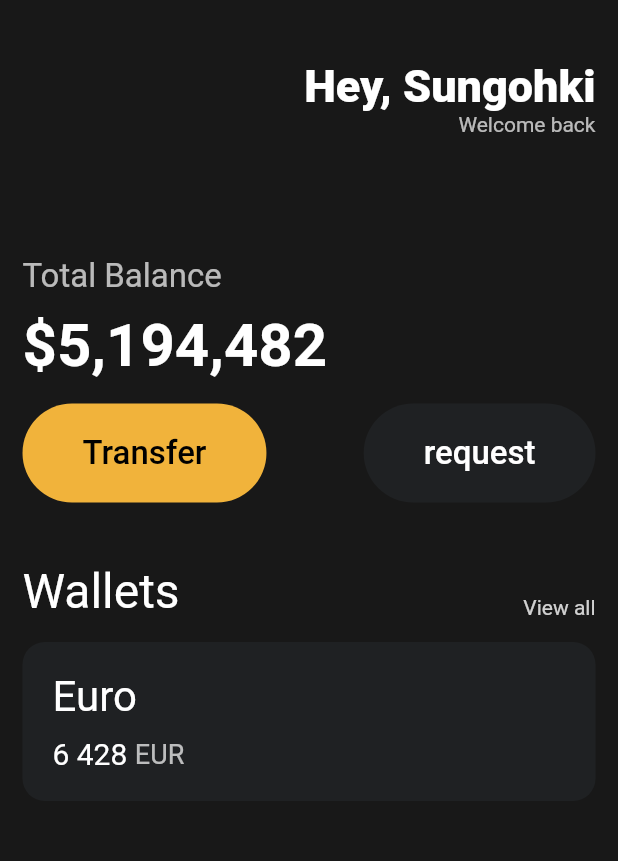
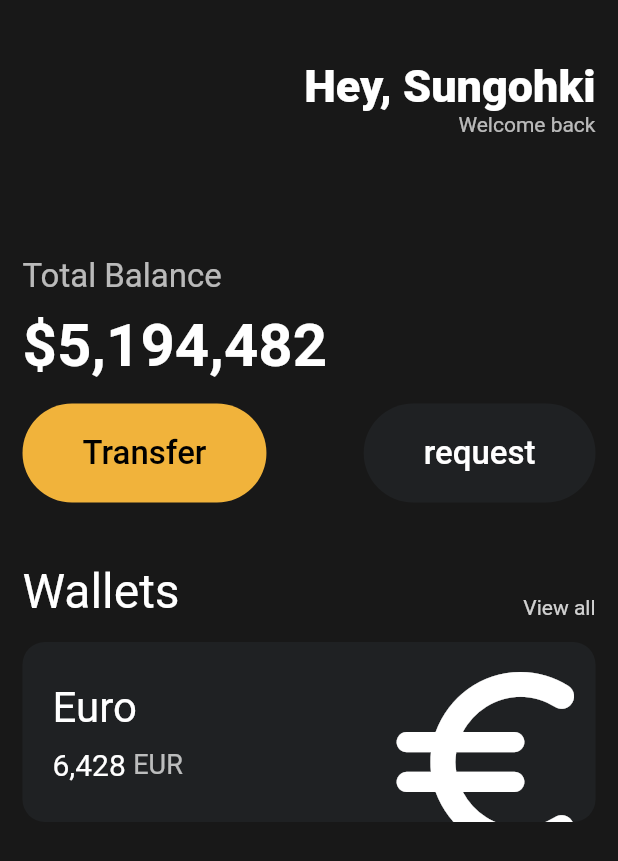
Before and after one commit to sungohki/webtoonViewer, a Flutter app: the screen it shows after launch, on a phone screen of 412 x 824 dp. Shown: the top 861 px of the screen. Run offline on Flutter 3.47's test engine with Material 2 defaults, Android fonts, the phone set to English and light mode, and no system bars.

Commit message:
modified : add Euro icon

```diff
--- a/src/lib/main.dart
+++ b/src/lib/main.dart
@@ -112,6 +112,8 @@ class App extends StatelessWidget {
               height: 15,
             ),
             Container(
+              // first card
+              clipBehavior: Clip.hardEdge,
               decoration: BoxDecoration(
                 color: const Color(0xFF1F2123),
                 borderRadius: BorderRadius.circular(15),
@@ -119,6 +121,7 @@ class App extends StatelessWidget {
               child: Padding(
                 padding: const EdgeInsets.all(20),
                 child: Row(
+                  mainAxisAlignment: MainAxisAlignment.spaceBetween,
                   children: [
                     Column(
                       crossAxisAlignment: CrossAxisAlignment.start,
@@ -137,7 +140,7 @@ class App extends StatelessWidget {
                         Row(
                           children: [
                             const Text(
-                              '6 428',
+                              '6,428',
                               style: TextStyle(
                                 color: Colors.white,
                                 fontSize: 20,
@@ -157,6 +160,17 @@ class App extends StatelessWidget {
                         ),
                       ],
                     ),
+                    Transform.scale(
+                      scale: 2,
+                      child: Transform.translate(
+                        offset: const Offset(-5, 10),
+                        child: const Icon(
+                          Icons.euro_rounded,
+                          color: Colors.white,
+                          size: 80,
+                        ),
+                      ),
+                    ),
                   ],
                 ),
               ),
```
